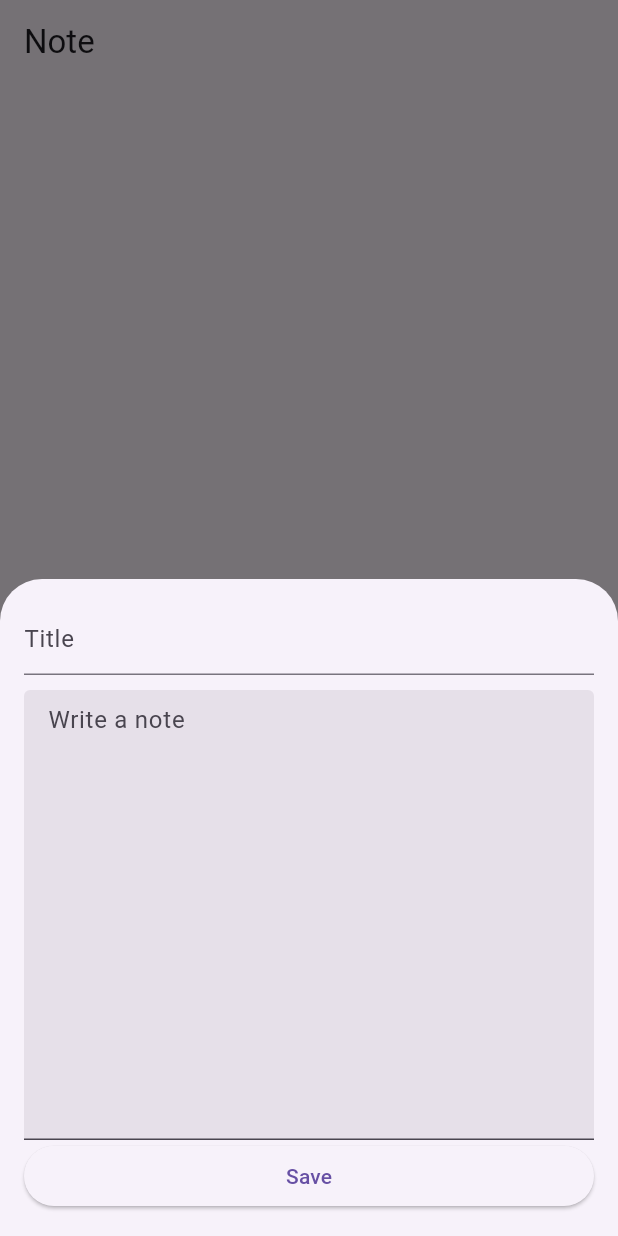
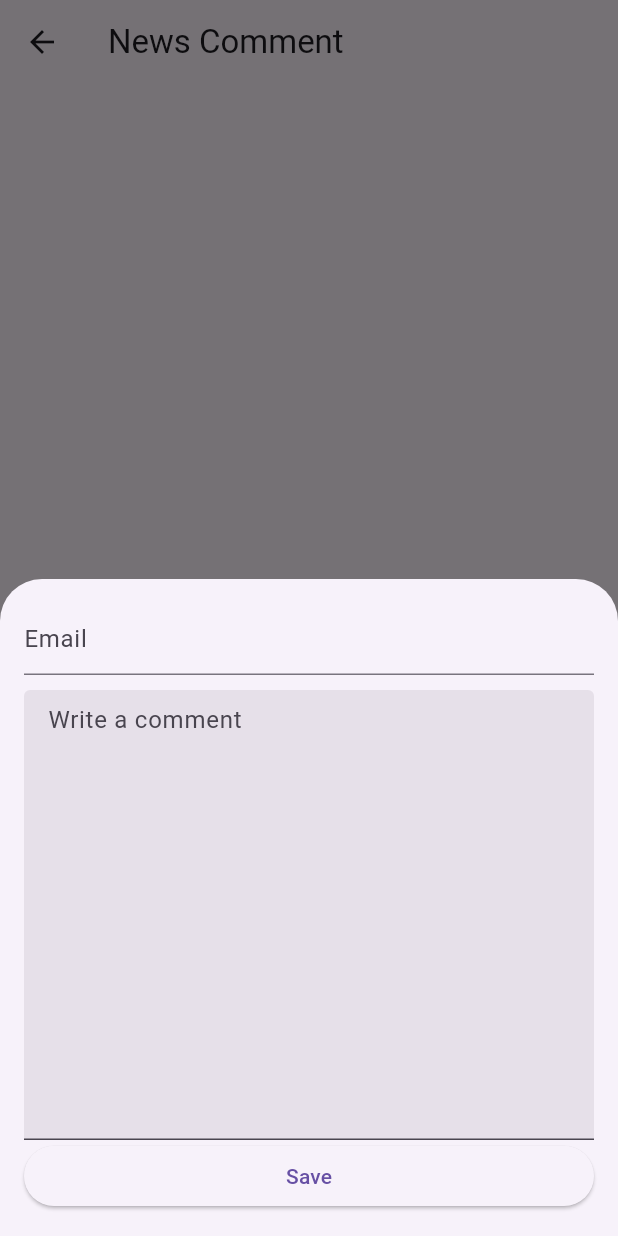
Before and after one commit to aldisakti2/Nusantara-News-App, a Flutter app: the CommentScreen screen opened directly, after a tap on the "add" icon, on a phone screen of 412 x 824 dp. Run offline on Flutter 3.47's test engine with Material 3 defaults, Android fonts, the phone set to English and light mode, and no system bars; our stand-ins replace bloc, cloud_firestore, firebase_auth, firebase_core, flutter_bloc, google_fonts and 1 more; missing offline and left inert: flutter_inappwebview; accounts and stored records are empty; network calls fail.

Commit message:
Updating Comment I

```diff
--- a/lib/pages/comment.dart
+++ b/lib/pages/comment.dart
@@ -1,6 +1,8 @@
 import 'package:cloud_firestore/cloud_firestore.dart';
 import 'package:firebase_auth/firebase_auth.dart';
 import 'package:flutter/material.dart';
+import 'package:nusantara_news_app/styles/colors.dart';
+import 'package:nusantara_news_app/styles/text_style.dart';
 
 final _firestore = FirebaseFirestore.instance;
 final _auth = FirebaseAuth.instance;
@@ -14,8 +16,7 @@ class CommentScreen extends StatefulWidget {
 
 class _CommentScreenState extends State<CommentScreen> {
   final _formKey = GlobalKey<FormState>();
-  final TextEditingController titleController = TextEditingController();
-  final TextEditingController noteController = TextEditingController();
+  final TextEditingController commentController = TextEditingController();
   User? loggedInUser;
 
   @override
@@ -33,10 +34,17 @@ class _CommentScreenState extends State<CommentScreen> {
     }
   }
 
+  String getCensoredEmail(String email) {
+    List<String> parts = email.split('@');
+    if (parts[0].length > 5) {
+      parts[0] = parts[0].substring(0, 5) + '*****';
+    }
+    return parts.join('@');
+  }
+
   @override
   void dispose() {
-    titleController.dispose();
-    noteController.dispose();
+    commentController.dispose();
     super.dispose();
   }
 
@@ -44,12 +52,12 @@ class _CommentScreenState extends State<CommentScreen> {
   Widget build(BuildContext context) {
     return Scaffold(
       appBar: AppBar(
-        automaticallyImplyLeading: false,
-        title: const Text('Note'),
-        actions: [],
+        leading: BackButton(),
+        title: const Text('News Comment', textAlign: TextAlign.center),
       ),
       body: StreamBuilder<QuerySnapshot>(
-        stream: _firestore.collection('tasks').orderBy('timestamp').snapshots(),
+        stream:
+            _firestore.collection('comment').orderBy('timestamp').snapshots(),
         builder: (context, snapshot) {
           if (!snapshot.hasData) {
             return const CircularProgressIndicator();
@@ -60,14 +68,19 @@ class _CommentScreenState extends State<CommentScreen> {
               children: snapshot.data!.docs.map((DocumentSnapshot document) {
                 Map<String, dynamic> data =
                     document.data()! as Map<String, dynamic>;
-                final titleEdc =
-                    TextEditingController(text: data['title'].toString());
-                final noteEdc =
-                    TextEditingController(text: data['note'].toString());
+                final emailEdc =
+                    TextEditingController(text: data['email'].toString());
+                final commentEdc =
+                    TextEditingController(text: data['comment'].toString());
+                bool isOwnComment =
+                    loggedInUser != null && loggedInUser!.uid == data['userId'];
+
                 return SizedBox(
                   height: 170.0,
                   width: MediaQuery.of(context).size.width,
                   child: Card(
+                    color:
+                        isOwnComment ? Colors.lightBlue.shade50 : Colors.white,
                     child: Padding(
                       padding: const EdgeInsets.all(8.0),
                       child: Column(
@@ -78,14 +91,13 @@ class _CommentScreenState extends State<CommentScreen> {
                             children: [
                               SizedBox(
                                 width: MediaQuery.of(context).size.width * 0.7,
-                                child: Text(data['title'],
+                                child: Text(data['email'],
                                     maxLines: 1,
                                     style: const TextStyle(
                                         fontWeight: FontWeight.w700,
                                         fontSize: 20.0)),
                               ),
-                              if (loggedInUser != null &&
-                                  loggedInUser!.uid == data['userId'])
+                              if (isOwnComment)
                                 GestureDetector(
                                     onTap: () {},
                                     child: PopupMenuButton<String>(
@@ -105,7 +117,7 @@ class _CommentScreenState extends State<CommentScreen> {
                                                           MainAxisSize.min,
                                                       children: [
                                                         TextFormField(
-                                                          controller: titleEdc,
+                                                          controller: emailEdc,
                                                         ),
                                                         const SizedBox(
                                                             height: 10.0),
@@ -114,7 +126,7 @@ class _CommentScreenState extends State<CommentScreen> {
                                                             child:
                                                                 TextFormField(
                                                               controller:
-                                                                  noteEdc,
+                                                                  commentEdc,
                                                               maxLines:
                                                                   null, // Set this
                                                               expands:
@@ -142,13 +154,18 @@ class _CommentScreenState extends State<CommentScreen> {
                                                                               .currentState!
                                                                               .validate()) {
                                                                             try {
-                                                                              await _firestore.collection('tasks').doc(document.id).update({
-                                                                                'title': titleEdc.text,
-                                                                                'note': noteEdc.text,
+                                                                              await _firestore.collection('comment').doc(document.id).update({
+                                                                                'email': emailEdc.text,
+                                                                                'comment': commentEdc.text,
                                                                                 'timestamp': FieldValue.serverTimestamp(),
                                                                               });
                                                                               ScaffoldMessenger.of(context).showSnackBar(
-                                                                                const SnackBar(content: Text('Note berhasil diperbarui')),
+                                                                                SnackBar(
+                                                                                    backgroundColor: Colors.green,
+                                                                                    content: Text(
+                                                                                      'Comment Update Successfull...',
+                                                                                      style: kSubtitlemid3.copyWith(color: kWhite),
+                                                                                    )),
                                                                               );
                                                                               Navigator.pop(context);
                                                                             } catch (e) {
@@ -168,7 +185,7 @@ class _CommentScreenState extends State<CommentScreen> {
                                         } else if (value == 'delete') {
                                           String documentId = document.id;
                                           _firestore
-                                              .collection('tasks')
+                                              .collection('comment')
                                               .doc(documentId)
                                               .delete();
                                         }
@@ -188,7 +205,7 @@ class _CommentScreenState extends State<CommentScreen> {
                             ],
                           ),
                           const SizedBox(height: 10.0),
-                          Text(data['note'],
+                          Text(data['comment'],
                               textAlign: TextAlign.justify,
                               maxLines: 5,
                               style: const TextStyle(fontSize: 17.0)),
@@ -222,19 +239,24 @@ class _CommentScreenState extends State<CommentScreen> {
                       mainAxisSize: MainAxisSize.min,
                       children: [
                         TextFormField(
-                            controller: titleController,
-                            decoration:
-                                const InputDecoration(hintText: 'Title')),
+                          controller: TextEditingController(
+                              text: getCensoredEmail(loggedInUser!.email!)),
+                          readOnly: true,
+                          decoration: const InputDecoration(
+                            hintText: 'Email',
+                          ),
+                        ),
                         const SizedBox(height: 10.0),
                         SizedBox(
                             height: 300,
                             child: TextFormField(
-                                controller: noteController,
+                                controller: commentController,
                                 maxLines: null, // Set this
                                 expands: true, // and this
                                 keyboardType: TextInputType.multiline,
                                 decoration: const InputDecoration(
-                                    hintText: 'Write a note', filled: true))),
+                                    hintText: 'Write a comment',
+                                    filled: true))),
                         Padding(
                             padding: EdgeInsets.only(
                                 bottom:
@@ -246,19 +268,25 @@ class _CommentScreenState extends State<CommentScreen> {
                                       if (_formKey.currentState!.validate()) {
                                         try {
                                           await _firestore
-                                              .collection('tasks')
+                                              .collection('comment')
                                               .add({
-                                            'title': titleController.text,
-                                            'note': noteController.text,
+                                            'email': getCensoredEmail(
+                                                loggedInUser!.email!),
+                                            'comment': commentController.text,
                                             'userId': loggedInUser!.uid,
                                             'timestamp':
                                                 FieldValue.serverTimestamp(),
                                           });
                                           ScaffoldMessenger.of(context)
                                               .showSnackBar(
-                                            const SnackBar(
-                                                content:
-                                                    Text('Note ditambahkan')),
+                                            SnackBar(
+                                              backgroundColor: Colors.green,
+                                              content: Text(
+                                                'Comment Successfully Added',
+                                                style: kSubtitlemid3.copyWith(
+                                                    color: kWhite),
+                                              ),
+                                            ),
                                           );
                                           Navigator.pop(context);
                                         } catch (e) {
```
